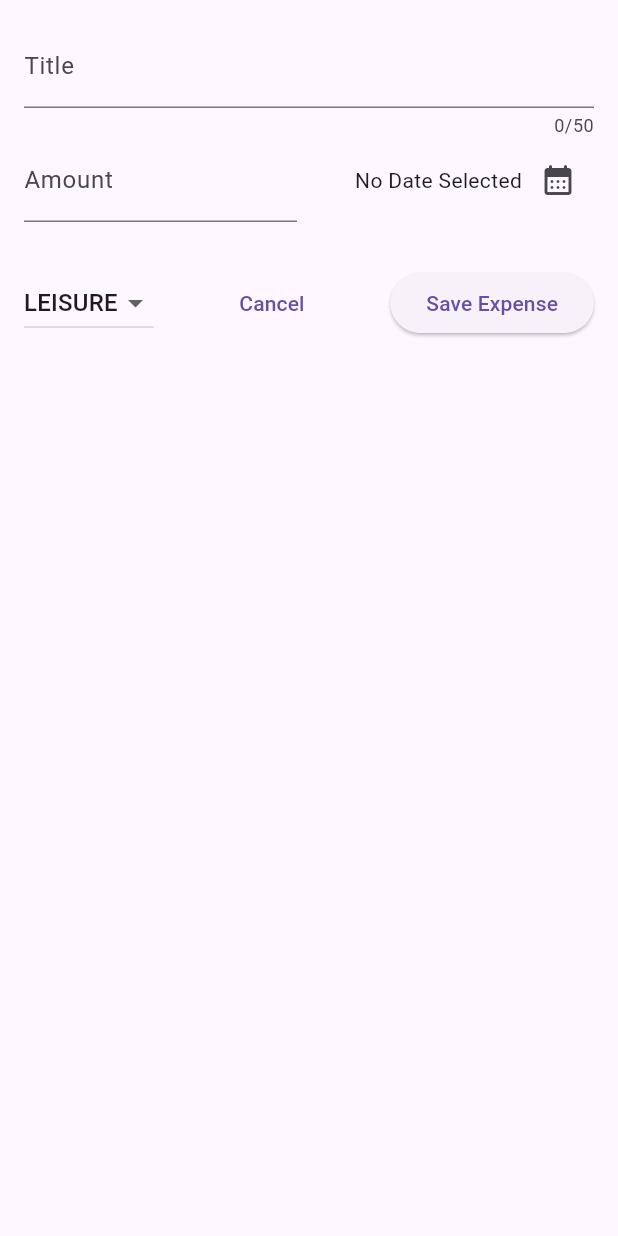
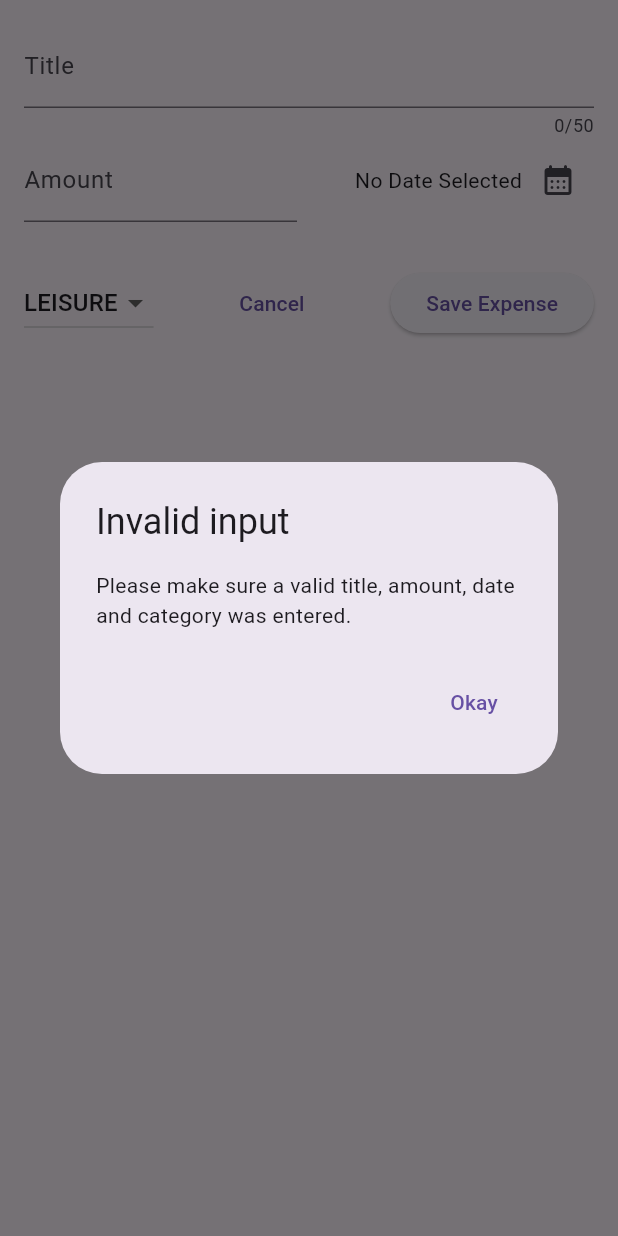
Before and after one commit to rajin-khan/flutter-self, a Flutter app: the NewExpense widget shown alone on an empty page, opened directly, after a tap on "Save Expense", on a phone screen of 412 x 824 dp. Run offline on Flutter 3.47's test engine with Material 3 defaults, Android fonts, the light colour scheme and no system bars.

Commit message:
Add error handling to data input

```diff
--- a/expense_tracker/lib/widgets/new_expense.dart
+++ b/expense_tracker/lib/widgets/new_expense.dart
@@ -32,6 +32,33 @@
     setState(() {
       _selectedDate = pickedDate;
     });
+  }
+
+  void _submitExpenseData() {
+    final enteredAmount = double.tryParse(_amountController
+        .text); //this method converts any string to nums if possible.
+    final amountIsInvalid = enteredAmount == null || enteredAmount <= 0;
+    if (_titleController.text.trim().isEmpty ||
+        amountIsInvalid ||
+        _selectedDate == null) {
+      showDialog(
+        context: context,
+        builder: (context) => AlertDialog(
+          title: const Text('Invalid input'),
+          content: const Text(
+              'Please make sure a valid title, amount, date and category was entered.'),
+          actions: [
+            TextButton(
+              onPressed: () {
+                Navigator.pop(context);
+              },
+              child: const Text('Okay'),
+            ),
+          ],
+        ),
+      );
+      return;
+    }
   }
 
   @override
@@ -92,7 +119,7 @@
           Row(
             children: [
               DropdownButton(
-                value: _selectedCategory,
+                  value: _selectedCategory,
                   items: Cat.values
                       .map(
                         (category) => DropdownMenuItem(
@@ -111,7 +138,7 @@
                       _selectedCategory = value;
                     });
                   }),
-                  const Spacer(),
+              const Spacer(),
               TextButton(
                 onPressed: () {
                   Navigator.pop(
@@ -122,7 +149,7 @@
               const Spacer(),
               ElevatedButton(
                 onPressed: () {
-                  print(_titleController.text);
+                  _submitExpenseData();
                   print(_amountController.text);
                 },
                 child: const Text('Save Expense'),
```
